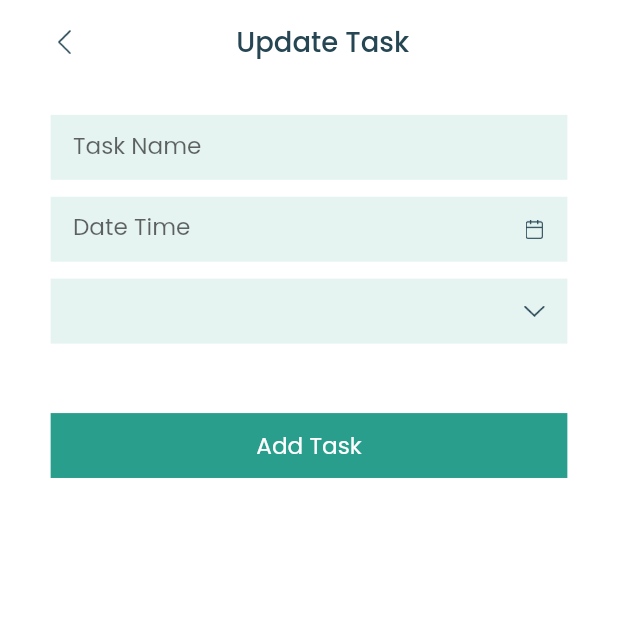
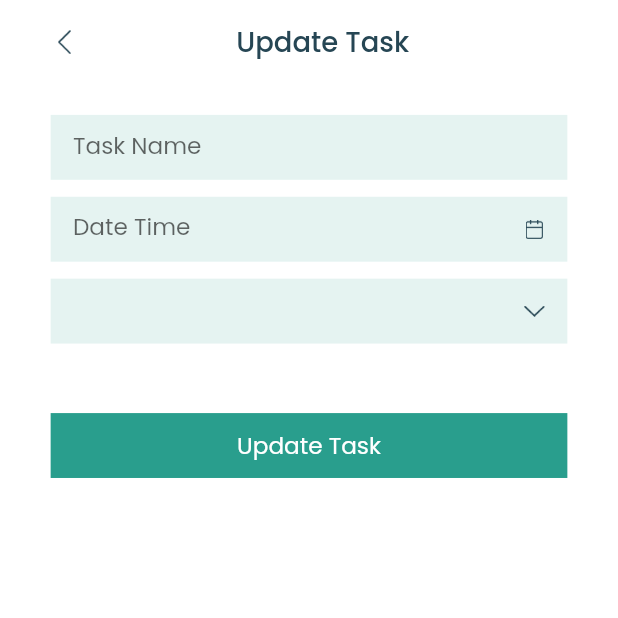
Before and after one commit to momshaddinury/listify, a Flutter app: the UpdateTaskScreen screen opened directly with empty values, on a phone screen of 412 x 824 dp, the top half of it. Run offline on Flutter 3.47's test engine with Material 2 defaults, Android fonts, the phone set to English and light mode, and no system bars; our stand-ins replace cloud_firestore, firebase_auth, firebase_core, flutter_datetime_picker, flutter_riverpod, google_fonts and 1 more; missing offline and left inert: menu_button; accounts and stored records are empty; statements that could not run were skipped.

Commit message:
Minor improvement

```diff
--- a/lib/views/screens/home_screen.dart
+++ b/lib/views/screens/home_screen.dart
@@ -68,7 +68,9 @@ class _HomeScreenState extends State<HomeScreen> {
                     if (snapshot.data == null) {
                       return Container();
                     }
-                    return Column(
+                    return Visibility(
+                      visible: snapshot.data.length > 0,
+                      child: Column(
                         children: [
                           Row(
                             mainAxisAlignment: MainAxisAlignment.spaceBetween,
@@ -104,6 +106,7 @@ class _HomeScreenState extends State<HomeScreen> {
                                 return TaskCard(snapshot.data[index]);
                               }),
                         ],
+                      ),
                     );
                   }),
 
--- a/lib/views/screens/update_task_screen.dart
+++ b/lib/views/screens/update_task_screen.dart
@@ -81,7 +81,7 @@ class _UpdateTaskScreenState extends State<UpdateTaskScreen> {
                 ),
                 SizedBox(height: KSize.getHeight(context, 90)),
                 KFilledButton(
-                    buttonText: "Add Task",
+                    buttonText: "Update Task",
                     onPressed: () async {
                       await context.read(tasksProvider).updateTask(
                             widget.todo.uid,
```
Lines whose indentation alone changed are shown as unchanged.
